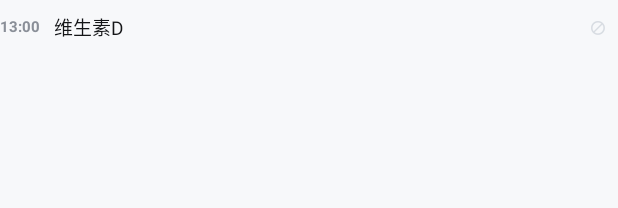
After one commit to LanFeng97/remind-widget, an Android app built with Jetpack Compose: the layout widget_item_event_action.xml on its own in the app's theme, with its tools: preview values and no code run, on a phone screen of 412 x 824 dp. The commit adds this screen. Shown: the top 208 px of the screen. Run offline under Robolectric (Android 15) with nearby library versions, the phone set to English and light mode, and no system bars; network calls fail.

Commit message:
feat: v1.2.1 完成/忽略沉底 + 忽略按钮，去掉独立已完成页
- 左侧不再有「已完成」入口，只剩栏目
- 事件行最右边加 ⊘ 忽略按钮：点整行=完成，点 ⊘=忽略（靠 fillInIntent 的 op 字段区分）
- 已完成 / 已忽略的项沉到所属栏目列表最下面并变灰：
    完成 → ✓ + 删除线
    忽略 → ⊘ + 不划删除线
- done_records 增加 ignored 列，写 MIGRATION_1_2 保住用户已有数据
  （之前用 fallbackToDestructiveMigration，一旦改 schema 会静默清库）
- 顶部标题追加今日处理计数 ✓N

```diff
--- a/app/build.gradle.kts
+++ b/app/build.gradle.kts
@@ -13,8 +13,8 @@ android {
         applicationId = "com.remind.widget"
         minSdk = 26          // Android 8.0：RemoteViews 集合视图 + java.time 原生可用
         targetSdk = 35
-        versionCode = 6
-        versionName = "1.2.0"
+        versionCode = 7
+        versionName = "1.2.1"
         resourceConfigurations += listOf("zh", "en")
 
         // 更新检查读取的 GitHub 仓库（发布脚本会用同一对值）
--- /dev/null
+++ b/app/src/main/res/layout/widget_item_event_action.xml
@@ -0,0 +1,52 @@
+<?xml version="1.0" encoding="utf-8"?>
+<!--
+  右侧的待办事件行：13:00  维生素D        ⊘
+  两个可点区域（RemoteViews 里可以给不同子 View 分别设 fillInIntent，
+  但要靠 extras 里的 op 字段区分，因为同一个 ListView 只有一个 template action）：
+    · 整行   → op=complete
+    · ⊘ 按钮 → op=ignore
+-->
+<LinearLayout xmlns:android="http://schemas.android.com/apk/res/android"
+    android:id="@+id/ie_root"
+    android:layout_width="match_parent"
+    android:layout_height="wrap_content"
+    android:orientation="horizontal"
+    android:gravity="center_vertical"
+    android:paddingTop="5dp"
+    android:paddingBottom="5dp">
+
+    <TextView
+        android:id="@+id/ie_time"
+        android:layout_width="36dp"
+        android:layout_height="wrap_content"
+        android:textSize="10sp"
+        android:textStyle="bold"
+        android:textColor="@color/w_text_sub"
+        android:includeFontPadding="false"
+        android:maxLines="1"
+        android:text="13:00" />
+
+    <TextView
+        android:id="@+id/ie_name"
+        android:layout_width="0dp"
+        android:layout_height="wrap_content"
+        android:layout_weight="1"
+        android:textSize="12.5sp"
+        android:textColor="@color/w_text"
+        android:includeFontPadding="false"
+        android:maxLines="1"
+        android:ellipsize="end"
+        android:text="维生素D" />
+
+    <!-- 忽略按钮：点它表示"这次跳过"，不移除计划 -->
+    <TextView
+        android:id="@+id/ie_ignore"
+        android:layout_width="26dp"
+        android:layout_height="26dp"
+        android:layout_marginStart="2dp"
+        android:gravity="center"
+        android:textSize="13sp"
+        android:textColor="@color/w_dot_empty"
+        android:includeFontPadding="false"
+        android:text="⊘" />
+</LinearLayout>
```
Also changed, not shown: app/src/main/java/com/remind/widget/data/AppDatabase.kt (+16 -3 lines), app/src/main/java/com/remind/widget/data/Entities.kt (+20 -12 lines), app/src/main/java/com/remind/widget/data/ReminderRepository.kt (+8 -5 lines), app/src/main/java/com/remind/widget/receiver/WidgetActionReceiver.kt (+28 -0 lines), app/src/main/java/com/remind/widget/widget/WidgetListService.kt (+44 -64 lines), app/src/main/java/com/remind/widget/widget/WidgetUpdater.kt (+52 -54 lines), app/src/main/res/layout/widget_item_handled.xml (added, +47 -0 lines).
